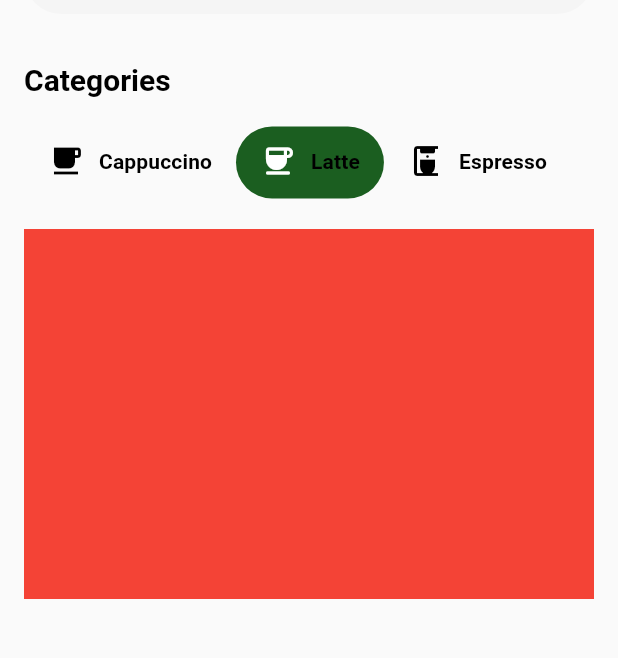
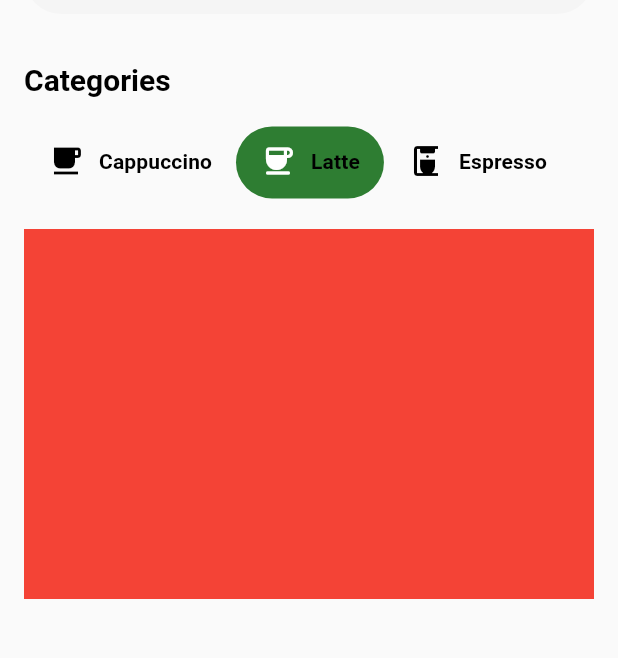
Before and after one commit to TonnyKamau/coffee, a Flutter app: the screen it shows after launch, tab 2 chosen, on a phone screen of 412 x 824 dp, the part 247-905 px from its top. Run offline on Flutter 3.47's test engine with Material 2 defaults, Android fonts, the phone set to English and light mode, and no system bars; our stand-ins replace equatable, font_awesome_flutter, get; network calls fail; Roboto replaces fonts that are missing (Poppins).

Commit message:
color change

```diff
--- a/lib/screens/home_screen.dart
+++ b/lib/screens/home_screen.dart
@@ -195,7 +195,7 @@ class _Categories extends StatelessWidget {
                                 Container(
                                   padding: const EdgeInsets.all(8.0),
                                   decoration: BoxDecoration(
-                                    color: Colors.black,
+                                    color: Colors.green.shade800,
                                     borderRadius: BorderRadius.circular(20),
                                   ),
                                   child: const Icon(
--- a/lib/widgets/custom_tab_bar.dart
+++ b/lib/widgets/custom_tab_bar.dart
@@ -20,7 +20,7 @@ class CustomTabBar extends StatelessWidget {
         indicatorSize: TabBarIndicatorSize.tab,
         indicator: BoxDecoration(
           borderRadius: BorderRadius.circular(30),
-          color: Colors.green.shade900,
+          color: Colors.green.shade800,
         ),
         unselectedLabelColor: Colors.black,
         labelColor: Colors.white,
```
